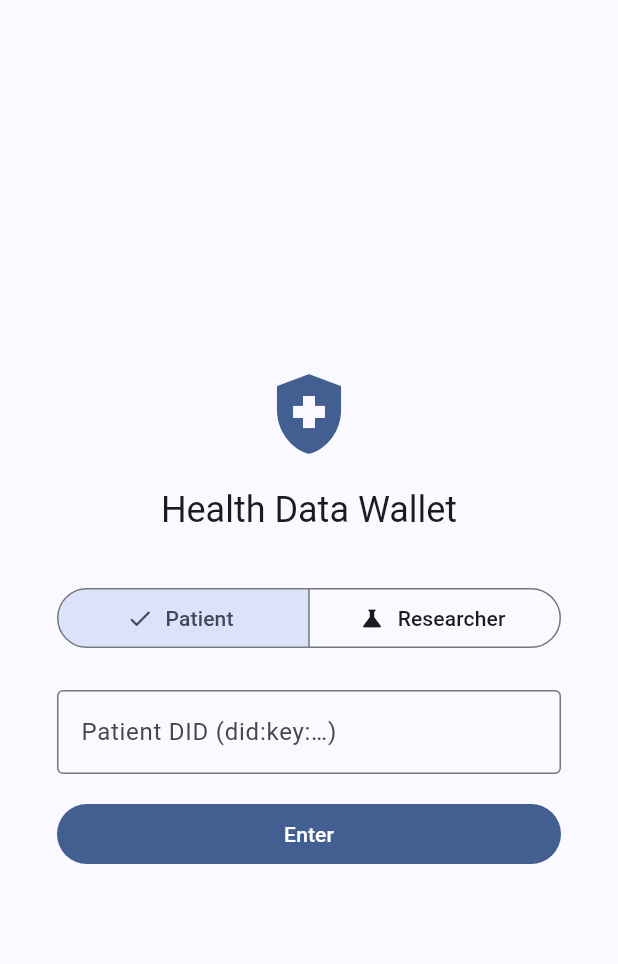
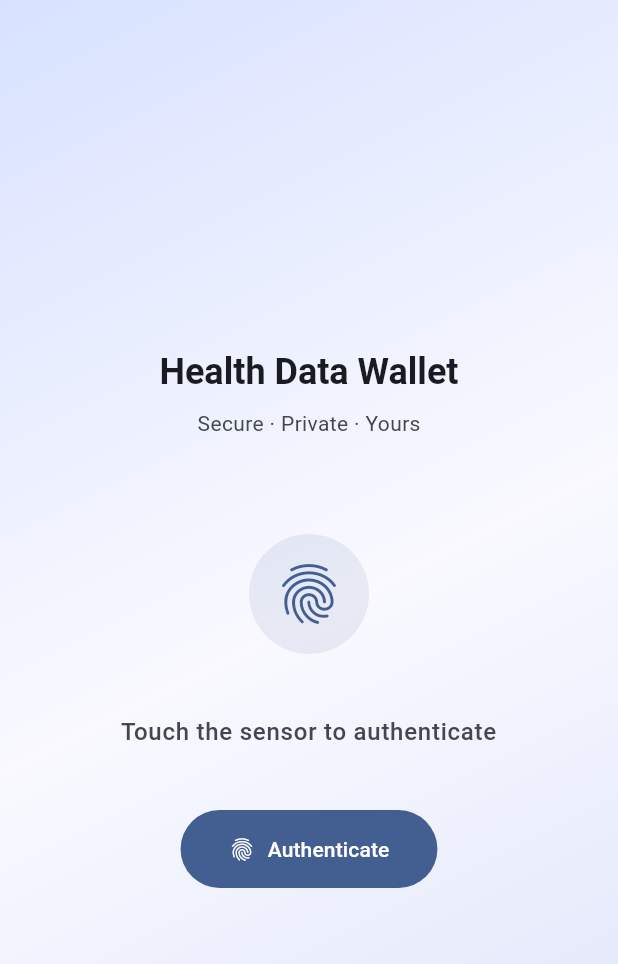
Before and after one commit to M-oses340/health-data-wallet, a Flutter app: the screen it shows after launch, on a phone screen of 412 x 824 dp. Shown: the top 964 px of the screen. Run offline on Flutter 3.47's test engine with Material 3 defaults, Android fonts, the phone set to English and light mode, and no system bars; our stand-ins replace dio, equatable, flutter_bloc, local_auth.

Commit message:
feat: biometric auth page with animated pulse/success/shake states

```diff
--- a/packages/app/lib/app.dart
+++ b/packages/app/lib/app.dart
@@ -1,12 +1,20 @@
 import 'package:flutter/material.dart';
 import 'package:flutter_bloc/flutter_bloc.dart';
 import 'features/auth/bloc/auth_bloc.dart';
+import 'features/auth/pages/biometric_auth_page.dart';
 import 'features/auth/pages/role_select_page.dart';
 import 'features/patient/pages/patient_shell.dart';
 import 'features/researcher/pages/researcher_shell.dart';
 
-class HealthDataApp extends StatelessWidget {
+class HealthDataApp extends StatefulWidget {
   const HealthDataApp({super.key});
+
+  @override
+  State<HealthDataApp> createState() => _HealthDataAppState();
+}
+
+class _HealthDataAppState extends State<HealthDataApp> {
+  bool _biometricPassed = false;
 
   @override
   Widget build(BuildContext context) {
@@ -17,10 +25,11 @@ class HealthDataApp extends StatelessWidget {
         colorScheme: ColorScheme.fromSeed(seedColor: const Color(0xFF1A73E8)),
         useMaterial3: true,
       ),
-      home: BlocConsumer<AuthBloc, AuthState>(
-        listener: (context, state) {
-          // navigation is handled by builder — nothing extra needed here
-        },
+      home: !_biometricPassed
+          ? BiometricAuthPage(
+              onAuthenticated: () => setState(() => _biometricPassed = true),
+            )
+          : BlocBuilder<AuthBloc, AuthState>(
               builder: (context, state) {
                 if (state is AuthAuthenticated) {
                   return state.role == UserRole.patient
--- /dev/null
+++ b/packages/app/lib/features/auth/pages/biometric_auth_page.dart
@@ -0,0 +1,296 @@
+import 'package:flutter/material.dart';
+import 'package:local_auth/local_auth.dart';
+
+/// Biometric authentication gate.
+///
+/// States:
+///   idle      — fingerprint icon, "Touch to authenticate" prompt
+///   scanning  — animated pulse rings + scanning label
+///   success   — green check with scale-in animation → auto-navigates
+///   failed    — red shake animation + retry button
+class BiometricAuthPage extends StatefulWidget {
+  final VoidCallback onAuthenticated;
+  const BiometricAuthPage({super.key, required this.onAuthenticated});
+
+  @override
+  State<BiometricAuthPage> createState() => _BiometricAuthPageState();
+}
+
+enum _AuthState { idle, scanning, success, failed }
+
+class _BiometricAuthPageState extends State<BiometricAuthPage>
+    with TickerProviderStateMixin {
+  final _auth = LocalAuthentication();
+  _AuthState _state = _AuthState.idle;
+  String _message = 'Touch the sensor to authenticate';
+
+  late final AnimationController _pulseCtrl;
+  late final Animation<double> _pulseAnim;
+  late final AnimationController _successCtrl;
+  late final Animation<double> _successScale;
+  late final AnimationController _shakeCtrl;
+  late final Animation<double> _shakeAnim;
+
+  @override
+  void initState() {
+    super.initState();
+
+    _pulseCtrl = AnimationController(
+      vsync: this,
+      duration: const Duration(milliseconds: 1200),
+    )..repeat();
+    _pulseAnim = Tween<double>(begin: 0.85, end: 1.15).animate(
+      CurvedAnimation(parent: _pulseCtrl, curve: Curves.easeInOut),
+    );
+
+    _successCtrl = AnimationController(
+      vsync: this,
+      duration: const Duration(milliseconds: 500),
+    );
+    _successScale =
+        CurvedAnimation(parent: _successCtrl, curve: Curves.elasticOut);
+
+    _shakeCtrl = AnimationController(
+      vsync: this,
+      duration: const Duration(milliseconds: 400),
+    );
+    _shakeAnim = TweenSequence([
+      TweenSequenceItem(tween: Tween(begin: 0.0, end: -12.0), weight: 1),
+      TweenSequenceItem(tween: Tween(begin: -12.0, end: 12.0), weight: 2),
+      TweenSequenceItem(tween: Tween(begin: 12.0, end: -8.0), weight: 2),
+      TweenSequenceItem(tween: Tween(begin: -8.0, end: 8.0), weight: 2),
+      TweenSequenceItem(tween: Tween(begin: 8.0, end: 0.0), weight: 1),
+    ]).animate(_shakeCtrl);
+  }
+
+  @override
+  void dispose() {
+    _pulseCtrl.dispose();
+    _successCtrl.dispose();
+    _shakeCtrl.dispose();
+    super.dispose();
+  }
+
+  Future<void> _authenticate() async {
+    setState(() {
+      _state = _AuthState.scanning;
+      _message = 'Scanning…';
+    });
+    _pulseCtrl.repeat();
+
+    try {
+      final canCheck = await _auth.canCheckBiometrics;
+      final isSupported = await _auth.isDeviceSupported();
+
+      bool authenticated = false;
+
+      if (canCheck && isSupported) {
+        authenticated = await _auth.authenticate(
+          localizedReason: 'Authenticate to access your Health Data Wallet',
+        );
+      } else {
+        // Emulator / device without biometrics — allow through for dev
+        await Future.delayed(const Duration(milliseconds: 1500));
+        authenticated = true;
+      }
+
+      if (!mounted) return;
+
+      if (authenticated) {
+        _pulseCtrl.stop();
+        setState(() {
+          _state = _AuthState.success;
+          _message = 'Identity verified';
+        });
+        await _successCtrl.forward();
+        await Future.delayed(const Duration(milliseconds: 600));
+        widget.onAuthenticated();
+      } else {
+        _pulseCtrl.stop();
+        setState(() {
+          _state = _AuthState.failed;
+          _message = 'Authentication failed. Try again.';
+        });
+        _shakeCtrl.forward(from: 0);
+      }
+    } catch (_) {
+      if (!mounted) return;
+      _pulseCtrl.stop();
+      setState(() {
+        _state = _AuthState.failed;
+        _message = 'Biometric error. Try again.';
+      });
+      _shakeCtrl.forward(from: 0);
+    }
+  }
+
+  @override
+  Widget build(BuildContext context) {
+    final scheme = Theme.of(context).colorScheme;
+
+    return Scaffold(
+      body: Container(
+        decoration: BoxDecoration(
+          gradient: LinearGradient(
+            begin: Alignment.topLeft,
+            end: Alignment.bottomRight,
+            colors: [
+              scheme.primaryContainer,
+              scheme.surface,
+              scheme.secondaryContainer,
+            ],
+          ),
+        ),
+        child: SafeArea(
+          child: Center(
+            child: Column(
+              mainAxisSize: MainAxisSize.min,
+              children: [
+                Text(
+                  'Health Data Wallet',
+                  style: Theme.of(context).textTheme.headlineSmall?.copyWith(
+                        fontWeight: FontWeight.bold,
+                        color: scheme.onSurface,
+                      ),
+                ),
+                const SizedBox(height: 8),
+                Text(
+                  'Secure · Private · Yours',
+                  style: Theme.of(context).textTheme.bodyMedium?.copyWith(
+                        color: scheme.onSurfaceVariant,
+                      ),
+                ),
+                const SizedBox(height: 64),
+                AnimatedBuilder(
+                  animation:
+                      Listenable.merge([_pulseAnim, _successScale, _shakeAnim]),
+                  builder: (context, _) => _buildIcon(scheme),
+                ),
+                const SizedBox(height: 40),
+                AnimatedSwitcher(
+                  duration: const Duration(milliseconds: 300),
+                  child: Text(
+                    _message,
+                    key: ValueKey(_message),
+                    style: Theme.of(context).textTheme.bodyLarge?.copyWith(
+                          color: _messageColor(scheme),
+                          fontWeight: FontWeight.w500,
+                        ),
+                    textAlign: TextAlign.center,
+                  ),
+                ),
+                const SizedBox(height: 40),
+                if (_state == _AuthState.idle || _state == _AuthState.failed)
+                  FilledButton.icon(
+                    onPressed: _authenticate,
+                    icon: const Icon(Icons.fingerprint),
+                    label: Text(
+                        _state == _AuthState.failed ? 'Retry' : 'Authenticate'),
+                    style: FilledButton.styleFrom(
+                      padding: const EdgeInsets.symmetric(
+                          horizontal: 32, vertical: 16),
+                    ),
+                  ),
+              ],
+            ),
+          ),
+        ),
+      ),
+    );
+  }
+
+  Widget _buildIcon(ColorScheme scheme) {
+    switch (_state) {
+      case _AuthState.scanning:
+        return Stack(
+          alignment: Alignment.center,
+          children: [
+            ScaleTransition(
+              scale: _pulseAnim,
+              child: Container(
+                width: 140,
+                height: 140,
+                decoration: BoxDecoration(
+                  shape: BoxShape.circle,
+                  color: scheme.primary.withValues(alpha: 0.08),
+                ),
+              ),
+            ),
+            ScaleTransition(
+              scale: Tween<double>(begin: 0.9, end: 1.1).animate(
+                CurvedAnimation(parent: _pulseCtrl, curve: Curves.easeInOut),
+              ),
+              child: Container(
+                width: 110,
+                height: 110,
+                decoration: BoxDecoration(
+                  shape: BoxShape.circle,
+                  color: scheme.primary.withValues(alpha: 0.12),
+                ),
+              ),
+            ),
+            Container(
+              width: 80,
+              height: 80,
+              decoration: BoxDecoration(
+                shape: BoxShape.circle,
+                color: scheme.primary.withValues(alpha: 0.15),
+              ),
+              child: Icon(Icons.fingerprint, size: 48, color: scheme.primary),
+            ),
+          ],
+        );
+
+      case _AuthState.success:
+        return ScaleTransition(
+          scale: _successScale,
+          child: Container(
+            width: 80,
+            height: 80,
+            decoration: BoxDecoration(
+              shape: BoxShape.circle,
+              color: Colors.green.withValues(alpha: 0.15),
+            ),
+            child: const Icon(Icons.check_circle, size: 56, color: Colors.green),
+          ),
+        );
+
+      case _AuthState.failed:
+        return Transform.translate(
+          offset: Offset(_shakeAnim.value, 0),
+          child: Container(
+            width: 80,
+            height: 80,
+            decoration: BoxDecoration(
+              shape: BoxShape.circle,
+              color: Colors.red.withValues(alpha: 0.12),
+            ),
+            child: Icon(Icons.fingerprint, size: 48, color: Colors.red.shade400),
+          ),
+        );
+
+      case _AuthState.idle:
+        return Container(
+          width: 80,
+          height: 80,
+          decoration: BoxDecoration(
+            shape: BoxShape.circle,
+            color: scheme.primary.withValues(alpha: 0.1),
+          ),
+          child: Icon(Icons.fingerprint, size: 48, color: scheme.primary),
+        );
+    }
+  }
+
+  Color _messageColor(ColorScheme scheme) {
+    switch (_state) {
+      case _AuthState.success:
+        return Colors.green;
+      case _AuthState.failed:
+        return Colors.red.shade400;
+      case _AuthState.idle:
+      case _AuthState.scanning:
+        return scheme.onSurfaceVariant;
+    }
+  }
+}
--- a/packages/app/lib/features/researcher/pages/submit_request_page.dart
+++ b/packages/app/lib/features/researcher/pages/submit_request_page.dart
@@ -67,14 +67,13 @@ class _SubmitRequestPageState extends State<SubmitRequestPage> {
               _field(_scopeCtrl, 'Permitted Scope', 'e.g. cardiology-research'),
               const SizedBox(height: 16),
               DropdownButtonFormField<String>(
-                initialValue: _method,
                 decoration: const InputDecoration(
                     labelText: 'Computation Method',
                     border: OutlineInputBorder()),
                 items: ['FEDERATED_LEARNING', 'ZKP']
                     .map((m) => DropdownMenuItem(value: m, child: Text(m)))
                     .toList(),
-                onChanged: (v) => setState(() => _method = v!),
+                onChanged: (v) => setState(() => _method = v ?? _method),
               ),
               const SizedBox(height: 16),
               _field(_durationCtrl, 'Access Duration (seconds)', '86400',
--- a/packages/app/pubspec.yaml
+++ b/packages/app/pubspec.yaml
@@ -15,6 +15,7 @@ dependencies:
   shared_preferences: ^2.2.3
   intl: ^0.19.0
   cupertino_icons: ^1.0.6
+  local_auth: ^3.0.1
 
 dev_dependencies:
   flutter_test:
```
Also changed, not shown: packages/app/pubspec.lock, 5 other files. Lines whose indentation alone changed are shown as unchanged.
